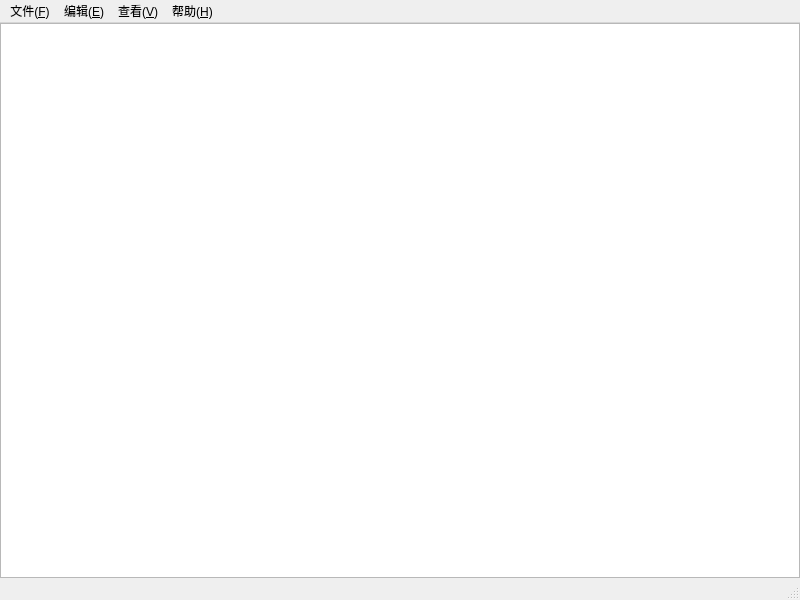
This is mainwindow.ui in themiss0/qt_complete_notebook as Qt 5 draws it before an edit. The edited form follows.
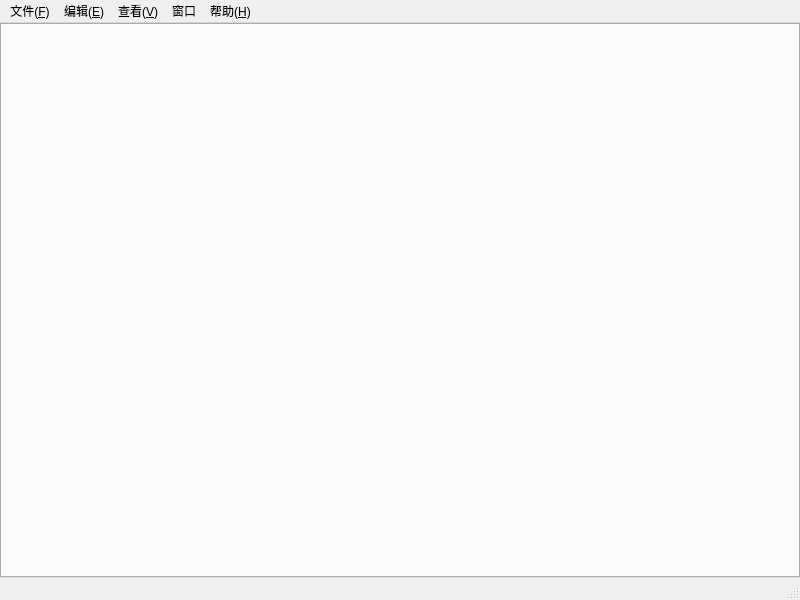
This is the edited form. Custom widgets are drawn as their Qt base class.

Patch:
```diff
--- a/mainwindow.ui
+++ b/mainwindow.ui
@@ -28,7 +28,11 @@
      <number>0</number>
     </property>
     <item>
-     <widget class="CodeEditor" name="TextEdit"/>
+     <widget class="FileTabWidget" name="tabWidget">
+      <property name="tabsClosable">
+       <bool>true</bool>
+      </property>
+     </widget>
     </item>
    </layout>
   </widget>
@@ -96,9 +100,17 @@
     </property>
     <addaction name="actionAbout"/>
    </widget>
+   <widget class="QMenu" name="menu">
+    <property name="title">
+     <string>窗口</string>
+    </property>
+    <addaction name="actionFav"/>
+    <addaction name="action"/>
+   </widget>
    <addaction name="file"/>
    <addaction name="edit"/>
    <addaction name="view"/>
+   <addaction name="menu"/>
    <addaction name="help"/>
   </widget>
   <widget class="QStatusBar" name="statusbar"/>
@@ -344,9 +356,10 @@
  </widget>
  <customwidgets>
   <customwidget>
-   <class>CodeEditor</class>
-   <extends>QPlainTextEdit</extends>
-   <header location="global">codeeditor.h</header>
+   <class>FileTabWidget</class>
+   <extends>QTabWidget</extends>
+   <header location="global">filetabwidget.h</header>
+   <container>1</container>
   </customwidget>
  </customwidgets>
  <resources/>
```
Left out of the diff: 7 changed lines with no effect on the pictures.
